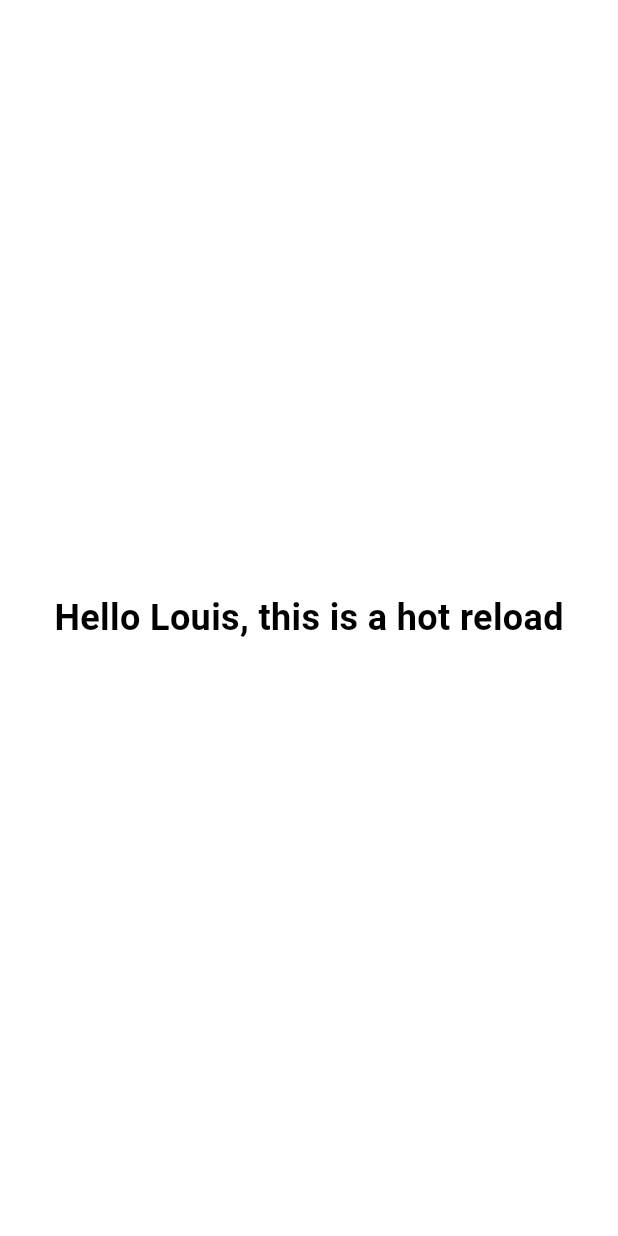
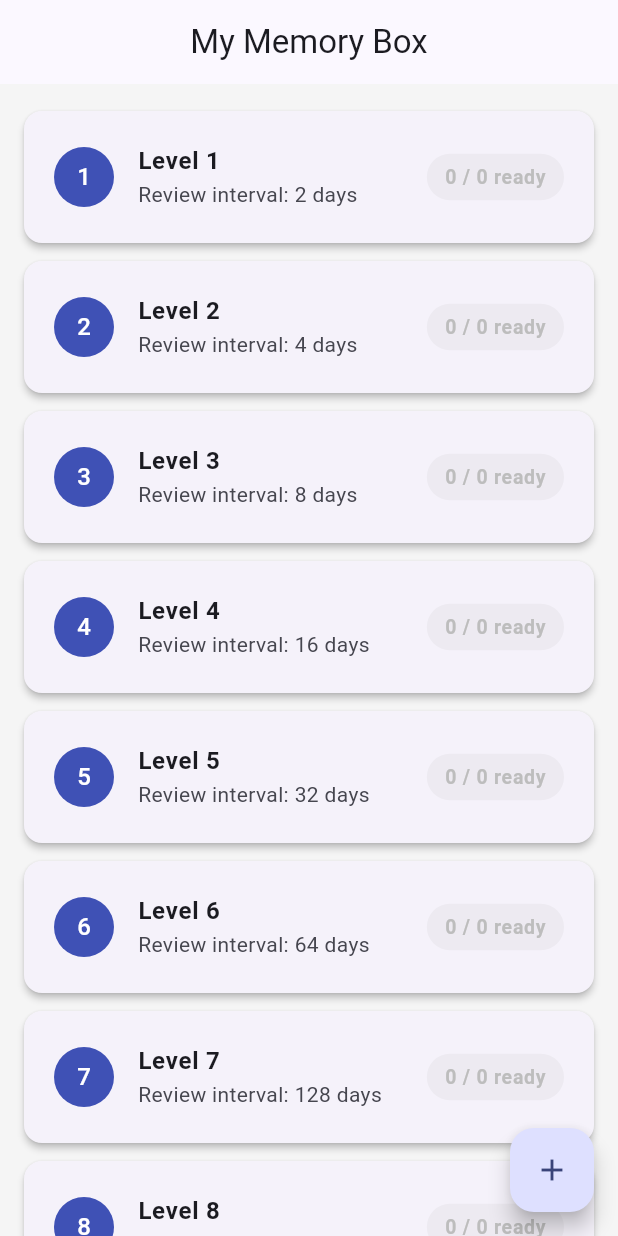
Before and after one commit to Lof-31/MyMemoryBox-App, a Flutter app: the screen it shows after launch, on a phone screen of 412 x 824 dp. Run offline on Flutter 3.47's test engine with Material 3 defaults, Android fonts, the phone set to English and light mode, and no system bars.

Commit message:
feat: add home screen and 8 levels

```diff
--- a/lib/main.dart
+++ b/lib/main.dart
@@ -1,4 +1,5 @@
 import 'package:flutter/material.dart';
+import 'screens/home_screen.dart';
 
 void main() {
   runApp(const MyApp());
@@ -9,21 +10,14 @@ class MyApp extends StatelessWidget {
 
   @override
   Widget build(BuildContext context) {
-    return const MaterialApp(
+    return MaterialApp(
+      title: 'Memory Box',
       debugShowCheckedModeBanner: false,
-      home: Scaffold(
-        backgroundColor: Colors.white,
-        body: Center(
-          child: Text(
-            'Hello Louis, this is a hot reload',
-            style: TextStyle(
-              fontSize: 24,
-              fontWeight: FontWeight.bold,
-              color: Colors.black,
-            ),
-          ),
-        ),
+      theme: ThemeData(
+        colorScheme: ColorScheme.fromSeed(seedColor: Colors.indigo),
+        useMaterial3: true,
       ),
+      home: const HomeScreen(),
     );
   }
 }
--- /dev/null
+++ b/lib/models/flashcard.dart
@@ -0,0 +1,101 @@
+import 'dart:math';
+
+class Flashcard {
+  final String id;
+  final String frontText;
+  final String backText;
+  final int level;
+  final DateTime nextReviewDate;
+  final DateTime? lastReviewedAt;
+
+  const Flashcard({
+    required this.id,
+    required this.frontText,
+    required this.backText,
+    this.level = 1,
+    required this.nextReviewDate,
+    this.lastReviewedAt,
+  });
+
+  factory Flashcard.create({
+    required String id,
+    required String frontText,
+    required String backText,
+  }) {
+    return Flashcard(
+      id: id,
+      frontText: frontText,
+      backText: backText,
+      level: 1,
+      nextReviewDate: DateTime.now(),
+    );
+  }
+
+  int get intervalInDays => pow(2, level).toInt();
+
+  bool get isDue => DateTime.now().isAfter(nextReviewDate);
+
+  Flashcard promote({int maxLevel = 8}) {
+    final int nextLevel = level < maxLevel ? level + 1 : level;
+    final int interval = pow(2, nextLevel).toInt();
+    final DateTime now = DateTime.now();
+    return copyWith(
+      level: nextLevel,
+      lastReviewedAt: now,
+      nextReviewDate: now.add(Duration(days: interval)),
+    );
+  }
+
+  Flashcard demote() {
+    const int resetLevel = 1;
+    final int interval = pow(2, resetLevel).toInt();
+    final DateTime now = DateTime.now();
+    return copyWith(
+      level: resetLevel,
+      lastReviewedAt: now,
+      nextReviewDate: now.add(Duration(days: interval)),
+    );
+  }
+
+  Flashcard copyWith({
+    String? id,
+    String? frontText,
+    String? backText,
+    int? level,
+    DateTime? nextReviewDate,
+    DateTime? lastReviewedAt,
+  }) {
+    return Flashcard(
+      id: id ?? this.id,
+      frontText: frontText ?? this.frontText,
+      backText: backText ?? this.backText,
+      level: level ?? this.level,
+      nextReviewDate: nextReviewDate ?? this.nextReviewDate,
+      lastReviewedAt: lastReviewedAt ?? this.lastReviewedAt,
+    );
+  }
+
+  Map<String, dynamic> toMap() {
+    return {
+      'id': id,
+      'frontText': frontText,
+      'backText': backText,
+      'level': level,
+      'nextReviewDate': nextReviewDate.toIso8601String(),
+      'lastReviewedAt': lastReviewedAt?.toIso8601String(),
+    };
+  }
+
+  factory Flashcard.fromMap(Map<String, dynamic> map) {
+    return Flashcard(
+      id: map['id'] as String,
+      frontText: map['frontText'] as String,
+      backText: map['backText'] as String,
+      level: map['level'] as int,
+      nextReviewDate: DateTime.parse(map['nextReviewDate'] as String),
+      lastReviewedAt: map['lastReviewedAt'] != null
+          ? DateTime.parse(map['lastReviewedAt'] as String)
+          : null,
+    );
+  }
+}
--- /dev/null
+++ b/lib/screens/home_screen.dart
@@ -0,0 +1,71 @@
+import 'package:flutter/material.dart';
+import '../models/flashcard.dart';
+import '../widgets/level_card.dart';
+import 'create_card_screen.dart';
+
+class HomeScreen extends StatefulWidget {
+  const HomeScreen({super.key});
+
+  @override
+  State<HomeScreen> createState() => _HomeScreenState();
+}
+
+class _HomeScreenState extends State<HomeScreen> {
+  static const int _totalLevels = 8;
+  final List<Flashcard> _cards = [];
+
+  int _countTotalCardsByLevel(int level) {
+    return _cards.where((card) => card.level == level).length;
+  }
+
+  int _countDueCardsByLevel(int level) {
+    return _cards.where((card) => card.level == level && card.isDue).length;
+  }
+
+  void _onLevelSelected(int level) {
+    // Navigate to review session (Step 4)
+  }
+
+  Future<void> _navigateToCreateCard() async {
+    final Flashcard? newCard = await Navigator.of(context).push<Flashcard>(
+      MaterialPageRoute(
+        builder: (context) => const CreateCardScreen(),
+      ),
+    );
+
+    if (newCard != null) {
+      setState(() {
+        _cards.add(newCard);
+      });
+    }
+  }
+
+  @override
+  Widget build(BuildContext context) {
+    return Scaffold(
+      backgroundColor: Colors.grey.shade100,
+      appBar: AppBar(
+        title: const Text('My Memory Box'),
+        centerTitle: true,
+        elevation: 0,
+      ),
+      body: ListView.builder(
+        padding: const EdgeInsets.symmetric(vertical: 12),
+        itemCount: _totalLevels,
+        itemBuilder: (context, index) {
+          final int level = index + 1;
+          return LevelCard(
+            level: level,
+            totalCards: _countTotalCardsByLevel(level),
+            dueCards: _countDueCardsByLevel(level),
+            onTap: () => _onLevelSelected(level),
+          );
+        },
+      ),
+      floatingActionButton: FloatingActionButton(
+        onPressed: _navigateToCreateCard,
+        child: const Icon(Icons.add),
+      ),
+    );
+  }
+}
--- /dev/null
+++ b/lib/widgets/level_card.dart
@@ -0,0 +1,63 @@
+import 'dart:math';
+import 'package:flutter/material.dart';
+
+class LevelCard extends StatelessWidget {
+  final int level;
+  final int totalCards;
+  final int dueCards;
+  final VoidCallback onTap;
+
+  const LevelCard({
+    super.key,
+    required this.level,
+    required this.totalCards,
+    required this.dueCards,
+    required this.onTap,
+  });
+
+  int get _intervalInDays => pow(2, level).toInt();
+
+  @override
+  Widget build(BuildContext context) {
+    return Card(
+      elevation: 2,
+      margin: const EdgeInsets.symmetric(horizontal: 16, vertical: 6),
+      shape: RoundedRectangleBorder(borderRadius: BorderRadius.circular(12)),
+      child: ListTile(
+        onTap: dueCards > 0 ? onTap : null,
+        contentPadding: const EdgeInsets.symmetric(horizontal: 20, vertical: 8),
+        leading: CircleAvatar(
+          backgroundColor: Colors.indigo,
+          foregroundColor: Colors.white,
+          child: Text('$level'),
+        ),
+        title: Text(
+          'Level $level',
+          style: const TextStyle(fontWeight: FontWeight.bold),
+        ),
+        subtitle: Text('Review interval: $_intervalInDays days'),
+        trailing: _buildBadge(),
+      ),
+    );
+  }
+
+  Widget _buildBadge() {
+    final Color badgeColor = dueCards > 0 ? Colors.green : Colors.grey.shade400;
+
+    return Container(
+      padding: const EdgeInsets.symmetric(horizontal: 12, vertical: 6),
+      decoration: BoxDecoration(
+        color: badgeColor.withValues(alpha: 0.15),
+        borderRadius: BorderRadius.circular(20),
+      ),
+      child: Text(
+        '$dueCards / $totalCards ready',
+        style: TextStyle(
+          color: badgeColor,
+          fontWeight: FontWeight.w600,
+          fontSize: 13,
+        ),
+      ),
+    );
+  }
+}
--- a/pubspec.yaml
+++ b/pubspec.yaml
@@ -30,6 +30,7 @@ environment:
 dependencies:
   flutter:
     sdk: flutter
+  uuid: ^4.5.1
 
   # The following adds the Cupertino Icons font to your application.
   # Use with the CupertinoIcons class for iOS style icons.
```
Also changed, not shown: lib/screens/create_card_screen.dart (added, +95 -0 lines), pubspec.lock, 1 other file.
